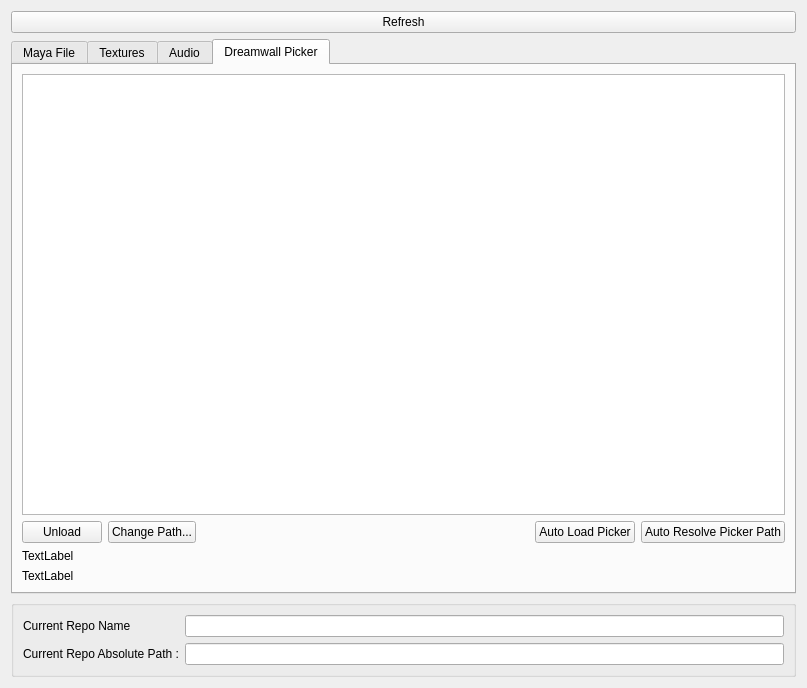
Before: the Qt Designer form maya-scripts/UkoreReferenceEditor/widget.ui in tonmaiart/UkoreReferenceEditor, drawn with Qt 5.
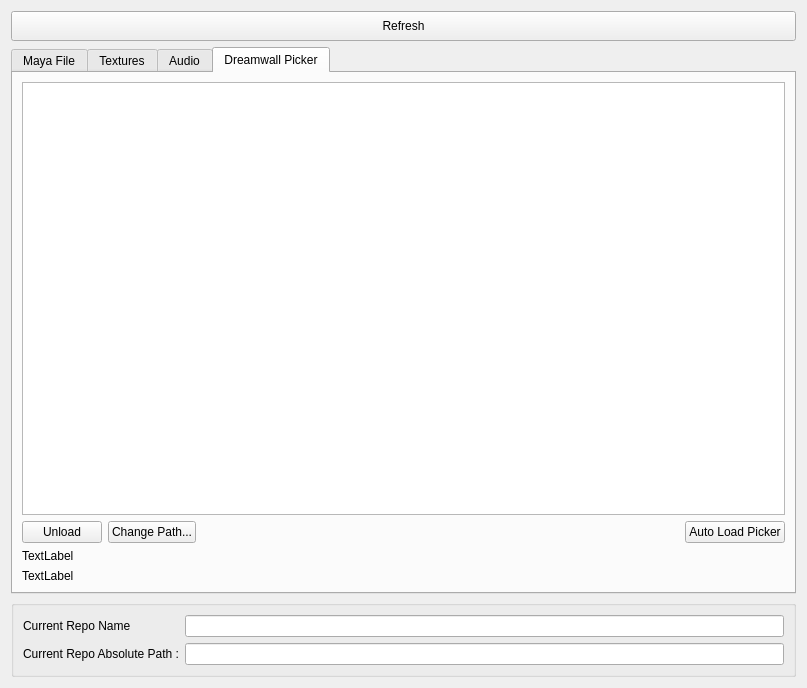
After: the same form once the commit is applied. The open tabs and pages were chosen to show the change.

Commit message: Auto-untrack gitignored files before sync

```diff
--- a/maya-scripts/UkoreReferenceEditor/widget.ui
+++ b/maya-scripts/UkoreReferenceEditor/widget.ui
@@ -506,13 +506,6 @@
            </property>
           </widget>
          </item>
-         <item>
-          <widget class="QPushButton" name="pushButton_auto_resolve_picker_path">
-           <property name="text">
-            <string>Auto Resolve Picker Path</string>
-           </property>
-          </widget>
-         </item>
         </layout>
        </item>
        <item row="2" column="0">
@@ -535,6 +528,12 @@
    </item>
    <item row="0" column="0">
     <widget class="QPushButton" name="pushButton_refresh_status">
+     <property name="minimumSize">
+      <size>
+       <width>0</width>
+       <height>30</height>
+      </size>
+     </property>
      <property name="text">
       <string>Refresh</string>
      </property>
```
Left out of the diff: 4 changed lines with no effect on the pictures. The commit also changes 3 other files.
